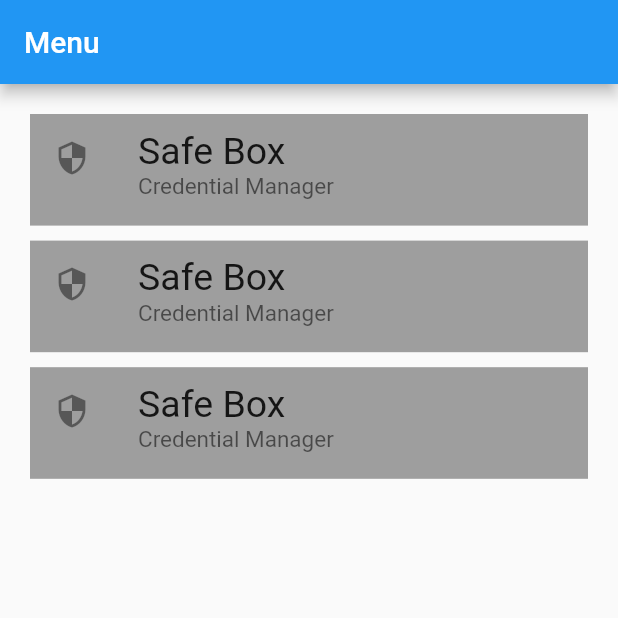
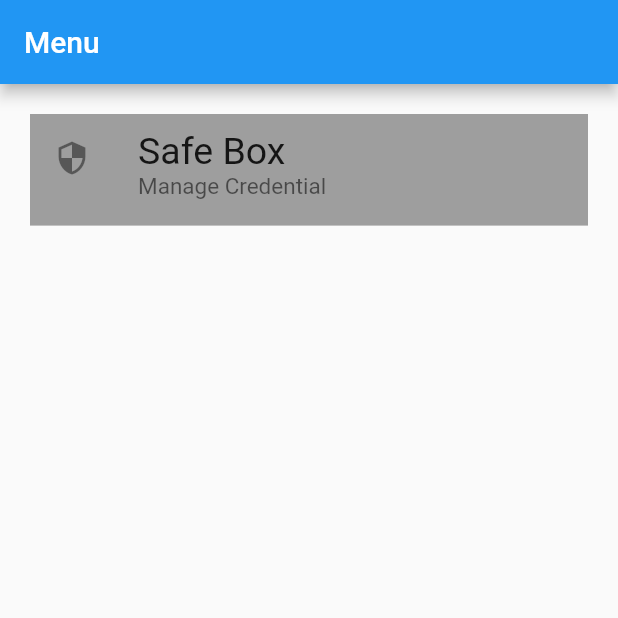
Before and after one commit to ndduc/SafeBox_SpringBoot, a Flutter app: the screen it shows after launch, on a phone screen of 412 x 824 dp, the top half of it. Run offline on Flutter 3.47's test engine with Material 2 defaults, Android fonts, the phone set to English and light mode, and no system bars; our stand-ins replace bloc, flutter_bloc; missing offline and left inert: clipboard.

Commit message:
updated main menu

```diff
--- a/Frontend/lib/ui/menu/MainMenu.dart
+++ b/Frontend/lib/ui/menu/MainMenu.dart
@@ -4,6 +4,9 @@ import 'package:flutter_bloc/flutter_bloc.dart';
 import 'package:safebox/bloc/bloc/SafeBoxBloc.dart';
 import 'package:safebox/ui/safebox/SafeBox.dart';
 
+import 'model/MainMenuUIModel.dart';
+
+String safeBoxKey = "SAFE-BOX";
 class MainMenu extends StatefulWidget {
   const MainMenu({super.key});
 
@@ -13,6 +16,10 @@ class MainMenu extends StatefulWidget {
 }
 
 class _MainMenu extends State<MainMenu> {
+  List<MainMenuUIModel> uiMenuList = [
+    MainMenuUIModel(mainTitle: "Safe Box", subTitle: "Manage Credential", key: safeBoxKey, icon: const Icon(Icons.security))
+  ];
+
   @override
   Widget build(BuildContext context) {
     return Scaffold(
@@ -29,23 +36,23 @@ class _MainMenu extends State<MainMenu> {
               crossAxisSpacing: 10,
               mainAxisSpacing: 10,
               childAspectRatio: 5.0,
-              children: List.generate(3, (index) {
+              children: List.generate(uiMenuList.length, (index) {
                 return GestureDetector(
                   onTap: () {
-                    navigateToSafeBox();
+                    navigateToSafeBox(uiMenuList[index].key);
                   },
                   child: Container(
                     alignment: Alignment.center,
                     color: Colors.grey,
                     child: Center(
                       child: ListTile(
-                        leading: Icon(Icons.security),
+                        leading: uiMenuList[index].icon,
                         title: Text(
-                          'Safe Box',
+                          uiMenuList[index].mainTitle,
                           style: TextStyle(fontSize: 25),
                         ),
                         subtitle: Text(
-                          'Credential Manager',
+                          uiMenuList[index].subTitle,
                           style: TextStyle(fontSize: 15),
                         ),
                       )
@@ -62,11 +69,13 @@ class _MainMenu extends State<MainMenu> {
   }
 
 
-  void navigateToSafeBox() {
-    print("TEST");
-    Navigator.push(
-      context,
-      MaterialPageRoute(builder: (context) => SafeBox()),
-    );
+  void navigateToSafeBox(String key) {
+    if (key == safeBoxKey) {
+      Navigator.push(
+        context,
+        MaterialPageRoute(builder: (context) => SafeBox()),
+      );
+    }
+
   }
 }
--- /dev/null
+++ b/Frontend/lib/ui/menu/model/MainMenuUIModel.dart
@@ -0,0 +1,15 @@
+import 'package:flutter/cupertino.dart';
+
+class MainMenuUIModel {
+  late String mainTitle;
+  late String subTitle;
+  late Icon icon;
+  late String key;
+
+  MainMenuUIModel({
+    required this.mainTitle,
+    required this.subTitle,
+    required this.icon,
+    required this.key
+  });
+}
```
